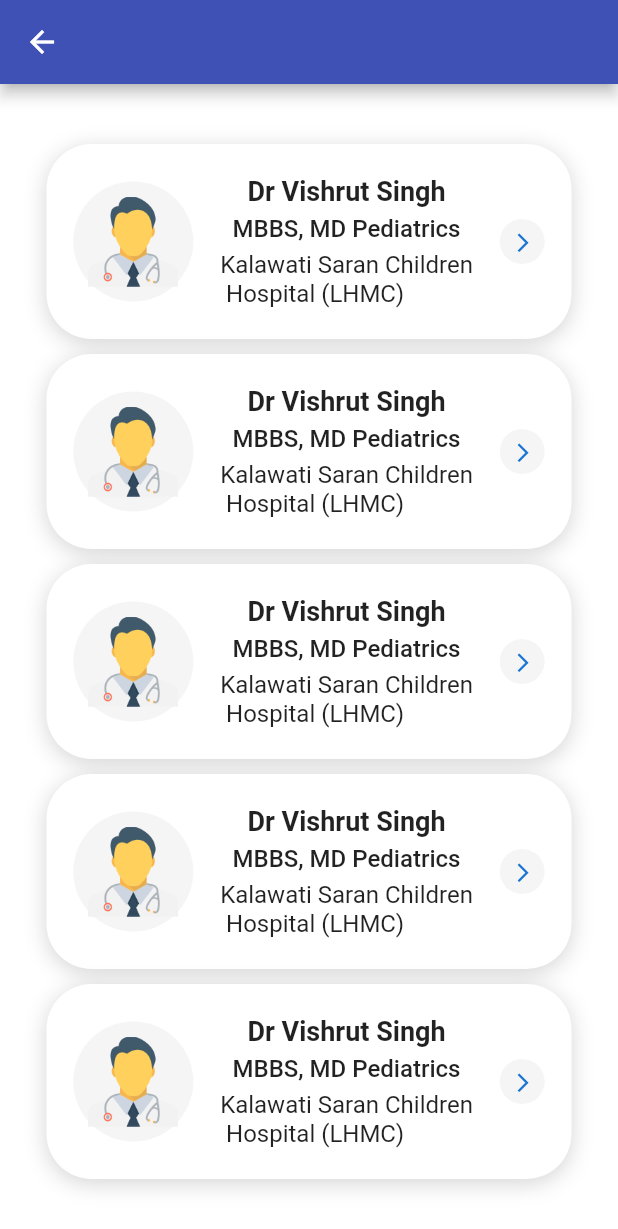
After one commit to balavardhan224/healthtrackerandcalculator, a Flutter app: the Doctor_list screen opened directly, on a phone screen of 412 x 824 dp. The commit adds this screen. Shown: the top 1229 px of the screen. Run offline on Flutter 3.47's test engine with Material 2 defaults, Android fonts, the phone set to English and light mode, and no system bars; our stand-ins replace bottom_navy_bar, flare_flutter, google_fonts, lottie; missing offline and left inert: intro_views_flutter.

Commit message:
added doctor list

```diff
--- a/lib/BottomNavigation.dart
+++ b/lib/BottomNavigation.dart
@@ -26,6 +26,7 @@ class _BottompageState extends State<Bottompage> {
     return Scaffold(
       body: screens[currentIndex],
       bottomNavigationBar: BottomNavyBar(
+        mainAxisAlignment: MainAxisAlignment.spaceBetween,
         backgroundColor: Colors.white70,
         selectedIndex: currentIndex,
         items: [
--- a/lib/Dashboard.dart
+++ b/lib/Dashboard.dart
@@ -12,6 +12,7 @@ class _DashboardState extends State<Dashboard> {
   Widget build(BuildContext context) {
     return Scaffold(
       appBar: AppBar(
+        backgroundColor: Colors.indigo.shade500,
         title: Text(
           'Dashboard',
           style: GoogleFonts.roboto(),
@@ -20,10 +21,13 @@ class _DashboardState extends State<Dashboard> {
       ),
       body: SingleChildScrollView(
         child: Padding(
-          padding: const EdgeInsets.symmetric(horizontal: 20, vertical: 40),
+          padding: const EdgeInsets.all(8.0),
           child: SafeArea(
             child: Column(
               children: [
+                SizedBox(
+                  height: 60,
+                ),
                 buildcontainer(context),
                 SizedBox(
                   height: 40,
--- /dev/null
+++ b/lib/Doctor_consultation/Doctor_list.dart
@@ -0,0 +1,466 @@
+import 'package:flutter/material.dart';
+import 'package:healthtrackerandcalculator/BottomNavigation.dart';
+import 'package:healthtrackerandcalculator/Dashboard.dart';
+
+class Doctor_list extends StatefulWidget {
+  Doctor_list({Key? key}) : super(key: key);
+
+  @override
+  State<Doctor_list> createState() => _Doctor_listState();
+}
+
+class _Doctor_listState extends State<Doctor_list> {
+  @override
+  Widget build(BuildContext context) {
+    return Scaffold(
+      backgroundColor: Colors.white,
+      appBar: AppBar(
+        automaticallyImplyLeading: true,
+        leading: InkWell(
+          child: IconButton(
+            onPressed: () {
+              Navigator.push(
+                context,
+                MaterialPageRoute(
+                  builder: (context) => Bottompage(),
+                ),
+              );
+            },
+            icon: Icon(
+              Icons.arrow_back,
+            ),
+          ),
+        ),
+        backgroundColor: Colors.indigo.shade500,
+      ),
+      body: SafeArea(
+        child: SingleChildScrollView(
+          child: Center(
+            child: Column(
+              children: [
+                SizedBox(
+                  height: 40,
+                ),
+                Container(
+                  alignment: Alignment(0.2, 0.0),
+                  width: 350,
+                  height: 130,
+                  decoration: BoxDecoration(
+                    borderRadius: BorderRadius.horizontal(
+                      left: Radius.circular(30.0),
+                      right: Radius.circular(30.0),
+                    ),
+                    color: Colors.white,
+                    boxShadow: [
+                      BoxShadow(
+                        color: Colors.black.withOpacity(0.16),
+                        offset: Offset(0, 3.0),
+                        blurRadius: 12.0,
+                      )
+                    ],
+                  ),
+                  child: Row(
+                    mainAxisAlignment: MainAxisAlignment.spaceEvenly,
+                    children: [
+                      CircleAvatar(
+                        radius: 40,
+                        child: Image.asset(
+                          'images/maledoctor.png',
+                          height: 60,
+                        ),
+                        backgroundColor: Colors.grey.shade100,
+                      ),
+                      Column(
+                        mainAxisAlignment: MainAxisAlignment.center,
+                        children: [
+                          Text(
+                            'Dr Vishrut Singh',
+                            style: TextStyle(
+                              fontFamily: 'Roboto',
+                              fontSize: 18,
+                              fontWeight: FontWeight.bold,
+                            ),
+                          ),
+                          SizedBox(
+                            height: 5,
+                          ),
+                          Text(
+                            'MBBS, MD Pediatrics',
+                            style: TextStyle(
+                              fontFamily: 'Roboto',
+                              fontSize: 16,
+                              fontWeight: FontWeight.w500,
+                            ),
+                          ),
+                          SizedBox(
+                            height: 5,
+                          ),
+                          Text(
+                            'Kalawati Saran Children\n Hospital (LHMC)',
+                            style: TextStyle(
+                              fontFamily: 'Roboto',
+                              fontSize: 16,
+                              fontWeight: FontWeight.w400,
+                            ),
+                          ),
+                        ],
+                      ),
+                      CircleAvatar(
+                        radius: 15,
+                        backgroundColor: Colors.grey.shade100,
+                        child: InkWell(
+                          child: IconButton(
+                            onPressed: () {},
+                            icon: Icon(
+                              Icons.arrow_forward_ios,
+                              size: 15,
+                            ),
+                          ),
+                        ),
+                      ),
+                    ],
+                  ),
+                ),
+                SizedBox(
+                  height: 10,
+                ),
+                Container(
+                  alignment: Alignment(0.2, 0.0),
+                  width: 350,
+                  height: 130,
+                  decoration: BoxDecoration(
+                    borderRadius: BorderRadius.horizontal(
+                      left: Radius.circular(30.0),
+                      right: Radius.circular(30.0),
+                    ),
+                    color: Colors.white,
+                    boxShadow: [
+                      BoxShadow(
+                        color: Colors.black.withOpacity(0.16),
+                        offset: Offset(0, 3.0),
+                        blurRadius: 12.0,
+                      )
+                    ],
+                  ),
+                  child: Row(
+                    mainAxisAlignment: MainAxisAlignment.spaceEvenly,
+                    children: [
+                      CircleAvatar(
+                        radius: 40,
+                        child: Image.asset(
+                          'images/maledoctor.png',
+                          height: 60,
+                        ),
+                        backgroundColor: Colors.grey.shade100,
+                      ),
+                      Column(
+                        mainAxisAlignment: MainAxisAlignment.center,
+                        children: [
+                          Text(
+                            'Dr Vishrut Singh',
+                            style: TextStyle(
+                              fontFamily: 'Roboto',
+                              fontSize: 18,
+                              fontWeight: FontWeight.bold,
+                            ),
+                          ),
+                          SizedBox(
+                            height: 5,
+                          ),
+                          Text(
+                            'MBBS, MD Pediatrics',
+                            style: TextStyle(
+                              fontFamily: 'Roboto',
+                              fontSize: 16,
+                              fontWeight: FontWeight.w500,
+                            ),
+                          ),
+                          SizedBox(
+                            height: 5,
+                          ),
+                          Text(
+                            'Kalawati Saran Children\n Hospital (LHMC)',
+                            style: TextStyle(
+                              fontFamily: 'Roboto',
+                              fontSize: 16,
+                              fontWeight: FontWeight.w400,
+                            ),
+                          ),
+                        ],
+                      ),
+                      CircleAvatar(
+                        radius: 15,
+                        backgroundColor: Colors.grey.shade100,
+                        child: InkWell(
+                          child: IconButton(
+                            onPressed: () {},
+                            icon: Icon(
+                              Icons.arrow_forward_ios,
+                              size: 15,
+                            ),
+                          ),
+                        ),
+                      ),
+                    ],
+                  ),
+                ),
+                SizedBox(
+                  height: 10,
+                ),
+                Container(
+                  alignment: Alignment(0.2, 0.0),
+                  width: 350,
+                  height: 130,
+                  decoration: BoxDecoration(
+                    borderRadius: BorderRadius.horizontal(
+                      left: Radius.circular(30.0),
+                      right: Radius.circular(30.0),
+                    ),
+                    color: Colors.white,
+                    boxShadow: [
+                      BoxShadow(
+                        color: Colors.black.withOpacity(0.16),
+                        offset: Offset(0, 3.0),
+                        blurRadius: 12.0,
+                      )
+                    ],
+                  ),
+                  child: Row(
+                    mainAxisAlignment: MainAxisAlignment.spaceEvenly,
+                    children: [
+                      CircleAvatar(
+                        radius: 40,
+                        child: Image.asset(
+                          'images/maledoctor.png',
+                          height: 60,
+                        ),
+                        backgroundColor: Colors.grey.shade100,
+                      ),
+                      Column(
+                        mainAxisAlignment: MainAxisAlignment.center,
+                        children: [
+                          Text(
+                            'Dr Vishrut Singh',
+                            style: TextStyle(
+                              fontFamily: 'Roboto',
+                              fontSize: 18,
+                              fontWeight: FontWeight.bold,
+                            ),
+                          ),
+                          SizedBox(
+                            height: 5,
+                          ),
+                          Text(
+                            'MBBS, MD Pediatrics',
+                            style: TextStyle(
+                              fontFamily: 'Roboto',
+                              fontSize: 16,
+                              fontWeight: FontWeight.w500,
+                            ),
+                          ),
+                          SizedBox(
+                            height: 5,
+                          ),
+                          Text(
+                            'Kalawati Saran Children\n Hospital (LHMC)',
+                            style: TextStyle(
+                              fontFamily: 'Roboto',
+                              fontSize: 16,
+                              fontWeight: FontWeight.w400,
+                            ),
+                          ),
+                        ],
+                      ),
+                      CircleAvatar(
+                        radius: 15,
+                        backgroundColor: Colors.grey.shade100,
+                        child: InkWell(
+                          child: IconButton(
+                            onPressed: () {},
+                            icon: Icon(
+                              Icons.arrow_forward_ios,
+                              size: 15,
+                            ),
+                          ),
+                        ),
+                      ),
+                    ],
+                  ),
+                ),
+                SizedBox(
+                  height: 10,
+                ),
+                Container(
+                  alignment: Alignment(0.2, 0.0),
+                  width: 350,
+                  height: 130,
+                  decoration: BoxDecoration(
+                    borderRadius: BorderRadius.horizontal(
+                      left: Radius.circular(30.0),
+                      right: Radius.circular(30.0),
+                    ),
+                    color: Colors.white,
+                    boxShadow: [
+                      BoxShadow(
+                        color: Colors.black.withOpacity(0.16),
+                        offset: Offset(0, 3.0),
+                        blurRadius: 12.0,
+                      )
+                    ],
+                  ),
+                  child: Row(
+                    mainAxisAlignment: MainAxisAlignment.spaceEvenly,
+                    children: [
+                      CircleAvatar(
+                        radius: 40,
+                        child: Image.asset(
+                          'images/maledoctor.png',
+                          height: 60,
+                        ),
+                        backgroundColor: Colors.grey.shade100,
+                      ),
+                      Column(
+                        mainAxisAlignment: MainAxisAlignment.center,
+                        children: [
+                          Text(
+                            'Dr Vishrut Singh',
+                            style: TextStyle(
+                              fontFamily: 'Roboto',
+                              fontSize: 18,
+                              fontWeight: FontWeight.bold,
+                            ),
+                          ),
+                          SizedBox(
+                            height: 5,
+                          ),
+                          Text(
+                            'MBBS, MD Pediatrics',
+                            style: TextStyle(
+                              fontFamily: 'Roboto',
+                              fontSize: 16,
+                              fontWeight: FontWeight.w500,
+                            ),
+                          ),
+                          SizedBox(
+                            height: 5,
+                          ),
+                          Text(
+                            'Kalawati Saran Children\n Hospital (LHMC)',
+                            style: TextStyle(
+                              fontFamily: 'Roboto',
+                              fontSize: 16,
+                              fontWeight: FontWeight.w400,
+                            ),
+                          ),
+                        ],
+                      ),
+                      CircleAvatar(
+                        radius: 15,
+                        backgroundColor: Colors.grey.shade100,
+                        child: InkWell(
+                          child: IconButton(
+                            onPressed: () {},
+                            icon: Icon(
+                              Icons.arrow_forward_ios,
+                              size: 15,
+                            ),
+                          ),
+                        ),
+                      ),
+                    ],
+                  ),
+                ),
+                SizedBox(
+                  height: 10,
+                ),
+                Container(
+                  alignment: Alignment(0.2, 0.0),
+                  width: 350,
+                  height: 130,
+                  decoration: BoxDecoration(
+                    borderRadius: BorderRadius.horizontal(
+                      left: Radius.circular(30.0),
+                      right: Radius.circular(30.0),
+                    ),
+                    color: Colors.white,
+                    boxShadow: [
+                      BoxShadow(
+                        color: Colors.black.withOpacity(0.16),
+                        offset: Offset(0, 3.0),
+                        blurRadius: 12.0,
+                      )
+                    ],
+                  ),
+                  child: Row(
+                    mainAxisAlignment: MainAxisAlignment.spaceEvenly,
+                    children: [
+                      CircleAvatar(
+                        radius: 40,
+                        child: Image.asset(
+                          'images/maledoctor.png',
+                          height: 60,
+                        ),
+                        backgroundColor: Colors.grey.shade100,
+                      ),
+                      Column(
+                        mainAxisAlignment: MainAxisAlignment.center,
+                        children: [
+                          Text(
+                            'Dr Vishrut Singh',
+                            style: TextStyle(
+                              fontFamily: 'Roboto',
+                              fontSize: 18,
+                              fontWeight: FontWeight.bold,
+                            ),
+                          ),
+                          SizedBox(
+                            height: 5,
+                          ),
+                          Text(
+                            'MBBS, MD Pediatrics',
+                            style: TextStyle(
+                              fontFamily: 'Roboto',
+                              fontSize: 16,
+                              fontWeight: FontWeight.w500,
+                            ),
+                          ),
+                          SizedBox(
+                            height: 5,
+                          ),
+                          Text(
+                            'Kalawati Saran Children\n Hospital (LHMC)',
+                            style: TextStyle(
+                              fontFamily: 'Roboto',
+                              fontSize: 16,
+                              fontWeight: FontWeight.w400,
+                            ),
+                          ),
+                        ],
+                      ),
+                      CircleAvatar(
+                        radius: 15,
+                        backgroundColor: Colors.grey.shade100,
+                        child: InkWell(
+                          child: IconButton(
+                            onPressed: () {},
+                            icon: Icon(
+                              Icons.arrow_forward_ios,
+                              size: 15,
+                            ),
+                          ),
+                        ),
+                      ),
+                    ],
+                  ),
+                ),
+                SizedBox(
+                  height: 20,
+                ),
+              ],
+            ),
+          ),
+        ),
+      ),
+    );
+  }
+}
--- a/lib/widget.dart
+++ b/lib/widget.dart
@@ -1,9 +1,11 @@
 import 'package:flutter/material.dart';
+import 'package:healthtrackerandcalculator/Doctor_consultation/Doctor_list.dart';
 import 'package:lottie/lottie.dart';
 // import 'package:healthtrackerandcalculator/Loginpage.dart';
 
 Widget buildcontainer(BuildContext context) {
   return Row(
+    mainAxisAlignment: MainAxisAlignment.spaceBetween,
     children: [
       Container(
         height: 150,
@@ -61,9 +63,6 @@ Widget buildcontainer(BuildContext context) {
           ),
         ),
       ),
-      SizedBox(
-        width: 30,
-      ),
       Container(
         height: 150,
         width: 170,
@@ -101,6 +100,7 @@ Widget buildcontainer(BuildContext context) {
 
 Widget buildbox(BuildContext context) {
   return Row(
+    mainAxisAlignment: MainAxisAlignment.spaceBetween,
     children: [
       Container(
         height: 150,
@@ -145,9 +145,6 @@ Widget buildbox(BuildContext context) {
             ],
           ),
         ),
-      ),
-      SizedBox(
-        width: 30,
       ),
       Container(
         height: 150,
@@ -201,6 +198,7 @@ Widget buildbox(BuildContext context) {
 
 Widget buildbox1(BuildContext context) {
   return Row(
+    mainAxisAlignment: MainAxisAlignment.spaceBetween,
     children: [
       Container(
         height: 150,
@@ -227,7 +225,14 @@ Widget buildbox1(BuildContext context) {
           ),
         ),
         child: InkWell(
-          onTap: () {},
+          onTap: () {
+            Navigator.pushAndRemoveUntil(
+                context,
+                MaterialPageRoute(
+                  builder: (context) => Doctor_list(),
+                ),
+                (route) => false);
+          },
           child: Column(
             children: [
               LottieBuilder.asset(
@@ -243,9 +248,6 @@ Widget buildbox1(BuildContext context) {
             ],
           ),
         ),
-      ),
-      SizedBox(
-        width: 30,
       ),
       Container(
         height: 150,
--- a/pubspec.yaml
+++ b/pubspec.yaml
@@ -32,7 +32,7 @@ dependencies:
   google_fonts: ^2.1.0
   intro_views_flutter: ^3.2.0
   flare_flutter: ^3.0.2
-  rive: ^0.7.28
+  rive: ^0.8.4
   lottie: ^1.2.1
   firebase_auth: ^3.3.5
   bottom_navy_bar: ^6.0.0
@@ -78,6 +78,8 @@ flutter:
     - images/weight.json
     - images/Fitness.json
     - images/graph.json
+    - images/femaledoctor.png
+    - images/maledoctor.png
 
   # An image asset can refer to one or more resolution-specific "variants", see
   # https://flutter.dev/assets-and-images/#resolution-aware.
```
Also changed, not shown: images/femaledoctor.png (added), images/maledoctor.png (added), pubspec.lock, 3 other files.
